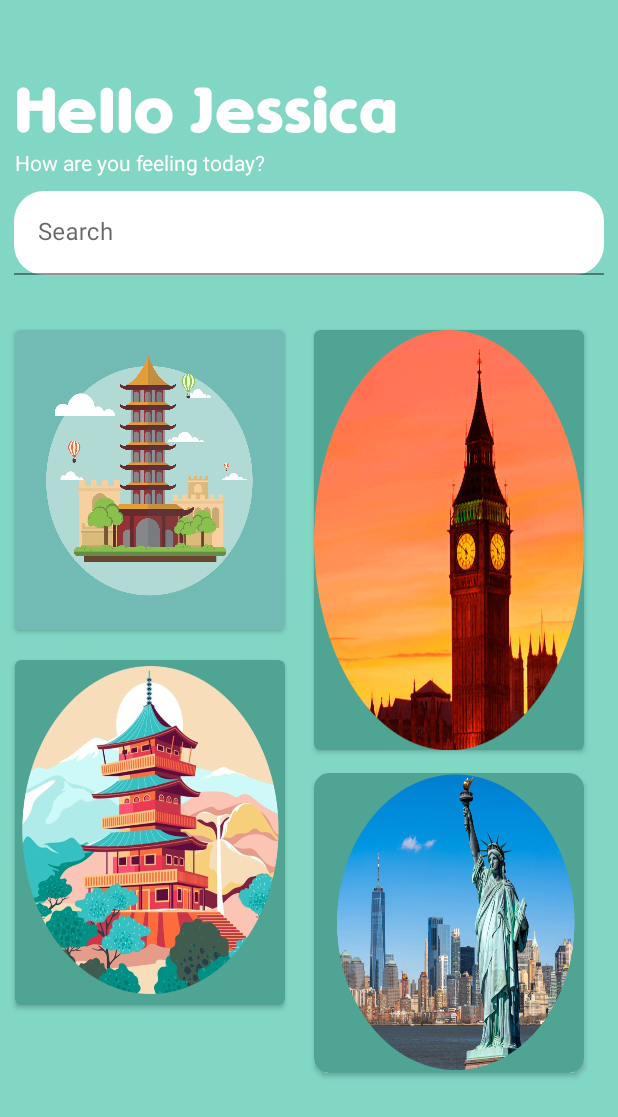
After one commit to ManuelCuri/Practica, an Android app: the fragment Home placed in its activity, on a phone screen of 412 x 824 dp. The commit adds this screen. Shown: the top 1117 px of the screen. Run offline under Robolectric (Android 15) with nearby library versions, the phone set to English and light mode, and no system bars.

Commit message:
update project

```diff
--- /dev/null
+++ b/app/src/main/java/com/example/practica/Home.java
@@ -0,0 +1,19 @@
+package com.example.practica;
+
+import android.os.Bundle;
+import android.view.LayoutInflater;
+import android.view.View;
+import android.view.ViewGroup;
+
+import androidx.annotation.NonNull;
+import androidx.fragment.app.Fragment;
+
+public class Home extends Fragment {
+    @Override
+    public View onCreateView(@NonNull LayoutInflater inflater, ViewGroup container, Bundle savedInstanceState){
+        View view = inflater.inflate(R.layout.home,container,false);
+
+        return view;
+
+    }
+}
--- a/app/src/main/java/com/example/practica/MainActivity.java
+++ b/app/src/main/java/com/example/practica/MainActivity.java
@@ -1,14 +1,36 @@
 package com.example.practica;
 
 import androidx.appcompat.app.AppCompatActivity;
+import androidx.fragment.app.Fragment;
+import androidx.fragment.app.FragmentTransaction;
 
 import android.os.Bundle;
 
-public class MainActivity extends AppCompatActivity {
+public class MainActivity extends AppCompatActivity implements NavigationHost{
 
     @Override
     protected void onCreate(Bundle savedInstanceState) {
         super.onCreate(savedInstanceState);
-        setContentView(R.layout.principal);
+        setContentView(R.layout.activity_main);
+
+        if(savedInstanceState == null){
+            getSupportFragmentManager()
+                    .beginTransaction()
+                    .add(R.id.container, new Principal())
+                    .commit();
+        }
+    }
+
+    @Override
+    public void navigateTo(Fragment fragment, boolean addToBackstack){
+        FragmentTransaction transaction =
+                getSupportFragmentManager()
+                    .beginTransaction()
+                    .replace(R.id.container, fragment);
+        if(addToBackstack){
+            transaction.addToBackStack(null);
+        }
+
+        transaction.commit();
     }
 }
--- a/app/src/main/java/com/example/practica/NavigationHost.java
+++ b/app/src/main/java/com/example/practica/NavigationHost.java
@@ -3,5 +3,6 @@ package com.example.practica;
 import androidx.fragment.app.Fragment;
 
 public interface NavigationHost {
-    void navigateTo(layout_home fragment, boolean addToBackstack);
+
+    void navigateTo(Fragment fragment, boolean addToBackstack);
 }
--- a/app/src/main/java/com/example/practica/Principal.java
+++ b/app/src/main/java/com/example/practica/Principal.java
@@ -23,7 +23,7 @@ public class Principal extends Fragment {
         entrar.setOnClickListener(new View.OnClickListener() {
             @Override
             public void onClick(View v) {
-                ((NavigationHost) getActivity()).navigateTo(new layout_home(),false);
+                ((NavigationHost) getActivity()).navigateTo(new Home(),false);
             }
         });
 
--- a/app/src/main/java/com/example/practica/layout_home.java
+++ /dev/null
@@ -1,4 +0,0 @@
-package com.example.practica;
-
-public class layout_home {
-}
--- /dev/null
+++ b/app/src/main/res/drawable/rounded_edittext.xml
@@ -0,0 +1,9 @@
+<shape xmlns:android="http://schemas.android.com/apk/res/android"
+    android:shape="rectangle" android:padding="10dp">
+    <solid android:color="#FFFFFF"/>
+    <corners
+        android:bottomRightRadius="20dp"
+        android:bottomLeftRadius="20dp"
+        android:topLeftRadius="20dp"
+        android:topRightRadius="20dp"/>
+</shape>
--- a/app/src/main/res/layout/activity_main.xml
+++ b/app/src/main/res/layout/activity_main.xml
@@ -1,18 +1,9 @@
 <?xml version="1.0" encoding="utf-8"?>
-<ScrollView xmlns:android="http://schemas.android.com/apk/res/android"
-    xmlns:app="http://schemas.android.com/apk/res-auto"
+<FrameLayout xmlns:android="http://schemas.android.com/apk/res/android"
     xmlns:tools="http://schemas.android.com/tools"
+    android:id="@+id/container"
     android:layout_width="match_parent"
     android:layout_height="match_parent"
-    tools:context=".layout_home">
+    tools:context=".MainActivity">
 
-    <TextView
-        android:layout_width="wrap_content"
-        android:layout_height="wrap_content"
-        android:text="Hello World!"
-        app:layout_constraintBottom_toBottomOf="parent"
-        app:layout_constraintLeft_toLeftOf="parent"
-        app:layout_constraintRight_toRightOf="parent"
-        app:layout_constraintTop_toTopOf="parent" />
-
-</ScrollView>
+</FrameLayout>
--- /dev/null
+++ b/app/src/main/res/layout/home.xml
@@ -0,0 +1,112 @@
+<?xml version="1.0" encoding="utf-8"?>
+<FrameLayout xmlns:android="http://schemas.android.com/apk/res/android"
+    xmlns:app="http://schemas.android.com/apk/res-auto"
+    xmlns:tools="http://schemas.android.com/tools"
+    android:layout_width="match_parent"
+    android:layout_height="match_parent"
+    tools:context=".Home"
+    android:background="@color/turquesa"
+    >
+    <LinearLayout
+        android:layout_width="match_parent"
+        android:layout_height="wrap_content"
+        android:orientation="vertical">
+        <TextView
+            android:layout_width="wrap_content"
+            android:layout_height="wrap_content"
+            android:paddingTop="50dp"
+            android:textStyle="bold"
+            android:fontFamily="@font/simply_rounded"
+            android:layout_marginLeft="10dp"
+            android:text="Hello Jessica"
+            android:textSize="44sp"
+            android:textColor="@color/white"
+            />
+        <TextView
+            android:layout_width="wrap_content"
+            android:layout_height="match_parent"
+            android:textColor="@color/white"
+            android:layout_marginLeft="10dp"
+            android:text="@string/greet"/>
+        <com.google.android.material.textfield.TextInputLayout
+            android:id="@+id/search_input_layout"
+            android:layout_width="match_parent"
+            android:layout_height="wrap_content"
+            android:layout_margin="9dp"
+            app:endIconMode="clear_text"
+            android:hint="@string/Search"
+            >
+            <com.google.android.material.textfield.TextInputEditText
+                android:id="@+id/search_edit_text"
+                android:layout_width="match_parent"
+                android:layout_height="wrap_content"
+                android:inputType="text"
+                android:background="@drawable/rounded_edittext"
+                android:maxLines="1"/>
+        </com.google.android.material.textfield.TextInputLayout>
+    </LinearLayout>
+    <com.google.android.material.card.MaterialCardView
+        android:layout_width="180dp"
+        android:layout_height="200dp"
+        android:layout_marginBottom="16dp"
+        android:layout_marginLeft="10dp"
+        android:layout_marginRight="16dp"
+        android:layout_marginTop="220dp"
+        app:cardCornerRadius="4dp"
+        app:cardBackgroundColor="@color/turquesa_400"
+        app:cardElevation="@dimen/cardview_default_elevation"
+        >
+        <ImageView
+            android:layout_width="match_parent"
+            android:layout_height="match_parent"
+            android:background="@drawable/tower_china" />
+    </com.google.android.material.card.MaterialCardView>
+    <com.google.android.material.card.MaterialCardView
+        android:layout_width="180dp"
+        android:layout_height="280dp"
+        android:layout_marginBottom="16dp"
+        android:layout_marginLeft="209dp"
+        android:layout_marginRight="86dp"
+        android:layout_marginTop="220dp"
+        app:cardCornerRadius="4dp"
+        app:cardBackgroundColor="@color/turquesa_400"
+        app:cardElevation="@dimen/cardview_default_elevation"
+        >
+        <ImageView
+            android:layout_width="match_parent"
+            android:layout_height="match_parent"
+            android:background="@drawable/bigbang_london" />
+    </com.google.android.material.card.MaterialCardView>
+    <com.google.android.material.card.MaterialCardView
+        android:layout_width="180dp"
+        android:layout_height="230dp"
+        android:layout_marginBottom="16dp"
+        android:layout_marginLeft="10dp"
+        android:layout_marginRight="16dp"
+        android:layout_marginTop="440dp"
+        app:cardCornerRadius="4dp"
+        app:cardBackgroundColor="@color/turquesa_400"
+        app:cardElevation="@dimen/cardview_default_elevation"
+        >
+        <ImageView
+            android:layout_width="match_parent"
+            android:layout_height="match_parent"
+            android:background="@drawable/castillo_japones" />
+    </com.google.android.material.card.MaterialCardView>
+    <com.google.android.material.card.MaterialCardView
+        android:layout_width="180dp"
+        android:layout_height="200dp"
+        android:layout_marginBottom="16dp"
+        android:layout_marginLeft="209dp"
+        android:layout_marginRight="16dp"
+        android:layout_marginTop="515dp"
+        app:cardCornerRadius="10dp"
+        app:cardBackgroundColor="@color/turquesa_400"
+        app:cardElevation="@dimen/cardview_default_elevation"
+        >
+        <ImageView
+            android:layout_width="match_parent"
+            android:layout_height="match_parent"
+            android:background="@drawable/estatua_liberdat" />
+    </com.google.android.material.card.MaterialCardView>
+</FrameLayout>
--- a/app/src/main/res/layout/layout_home.xml
+++ /dev/null
@@ -1,6 +0,0 @@
-<?xml version="1.0" encoding="utf-8"?>
-<androidx.constraintlayout.widget.ConstraintLayout xmlns:android="http://schemas.android.com/apk/res/android"
-    android:layout_width="match_parent"
-    android:layout_height="match_parent">
-
-</androidx.constraintlayout.widget.ConstraintLayout>
--- a/app/src/main/res/values/colors.xml
+++ b/app/src/main/res/values/colors.xml
@@ -8,4 +8,5 @@
     <color name="black">#FF000000</color>
     <color name="white">#FFFFFFFF</color>
     <color name="turquesa">#81d6c4</color>
+    <color name="turquesa_400">#4fa494</color>
 </resources>
--- a/app/src/main/res/values/strings.xml
+++ b/app/src/main/res/values/strings.xml
@@ -1,4 +1,6 @@
 <resources>
     <string name="app_name">Practica</string>
     <string name="description">Book your tour with us we have many\n packages to explore the world</string>
+    <string name="Search">Search</string>
+    <string name="greet">How are you feeling today?</string>
 </resources>
--- a/app/src/main/res/values/themes.xml
+++ b/app/src/main/res/values/themes.xml
@@ -1,6 +1,6 @@
 <resources xmlns:tools="http://schemas.android.com/tools">
     <!-- Base application theme. -->
-    <style name="Theme.Practica" parent="Theme.MaterialComponents.DayNight.DarkActionBar">
+    <style name="Theme.Practica" parent="Theme.MaterialComponents.DayNight.NoActionBar">
         <!-- Primary brand color. -->
         <item name="colorPrimary">@color/purple_500</item>
         <item name="colorPrimaryVariant">@color/purple_700</item>
```
Also changed, not shown: app/src/main/res/drawable/bigbang_london.png (added), app/src/main/res/drawable/castillo_japones.png (added), app/src/main/res/drawable/estatua_liberdat.png (added), app/src/main/res/drawable/tower_china.png (added), app/src/main/res/font/genera_font.ttf (added), app/src/main/res/font/simply_rounded.ttf (added).
